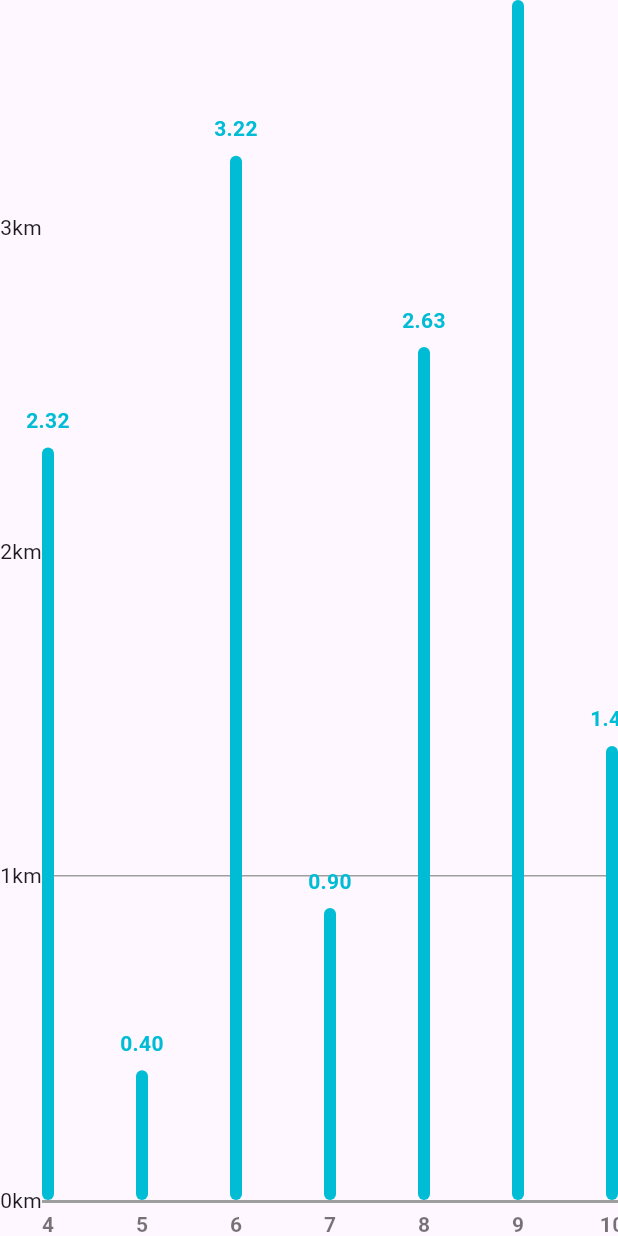
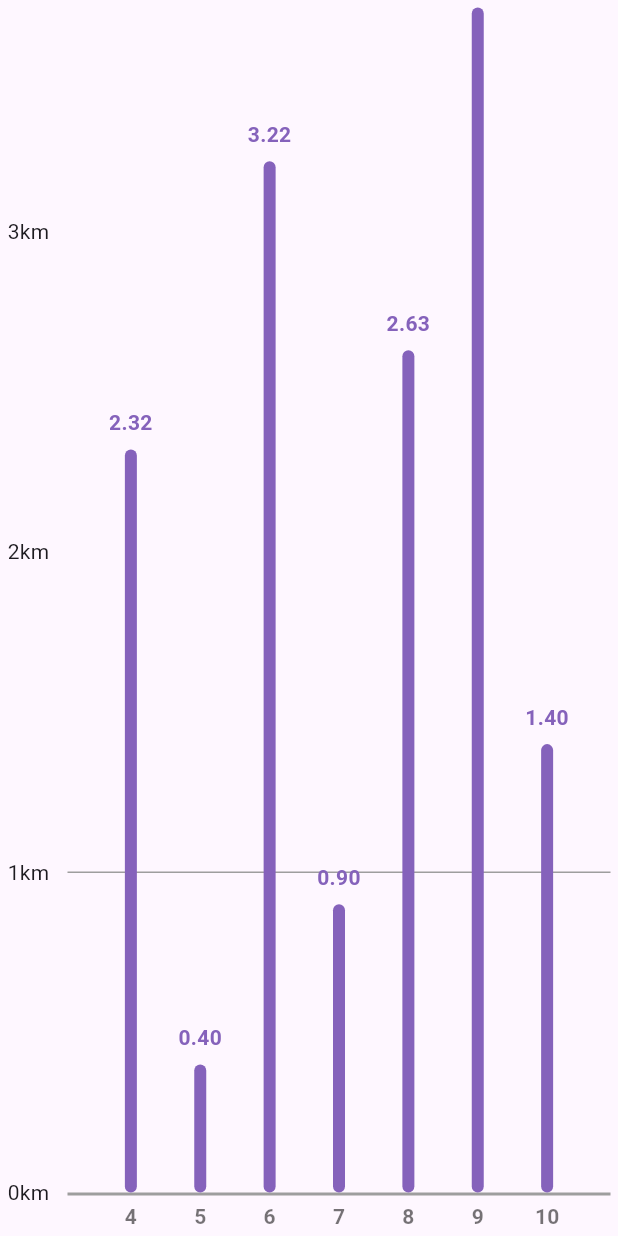
Before and after one commit to YuAnKwon/HealthCare, a Flutter app: the MyBarChart widget shown alone on an empty page, opened directly, on a phone screen of 412 x 824 dp. Run offline on Flutter 3.47's test engine with Material 3 defaults, Android fonts, the phone set to English and light mode, and no system bars; drawn by our look-alikes of fl_chart; our stand-ins replace firebase_core, firebase_messaging, flutter_local_notifications, google_maps_flutter, permission_handler; accounts and stored records are empty; network calls fail.

```diff
--- a/lib/graph/weekly_bar_chart.dart
+++ b/lib/graph/weekly_bar_chart.dart
@@ -1,29 +1,19 @@
 import 'package:fl_chart/fl_chart.dart';
 import 'package:flutter/material.dart';
 
-class BarChartSample3 extends StatefulWidget {
-  const BarChartSample3({super.key});
+class MyBarChart extends StatefulWidget {
+  const MyBarChart({Key? key});
 
   @override
-  State<StatefulWidget> createState() => BarChartSample3State();
+  State<StatefulWidget> createState() => _MyBarChartState();
 }
 
-class BarChartSample3State extends State<BarChartSample3> {
+class _MyBarChartState extends State<MyBarChart> {
   @override
   Widget build(BuildContext context) {
-    return const AspectRatio(
-      aspectRatio: 1.6,
-      child: MyBarChart(),
-    );
-  }
-}
-
-class MyBarChart extends StatelessWidget {
-  const MyBarChart();
-
-  @override
-  Widget build(BuildContext context) {
-    return BarChart(
+    return Padding(
+      padding: const EdgeInsets.all(5.0),
+      child: BarChart(
         BarChartData(
           barTouchData: barTouchData,
           titlesData: titlesData,
@@ -55,13 +45,13 @@
               }
             },
           ),
-            alignment: BarChartAlignment.spaceBetween,
+        ),
       ),
     );
   }
 
   BarTouchData get barTouchData => BarTouchData(
-        enabled: false,
+    enabled: true,
     touchTooltipData: BarTouchTooltipData(
       tooltipBgColor: Colors.transparent,
       tooltipPadding: EdgeInsets.zero,
@@ -75,7 +65,7 @@
         return BarTooltipItem(
           rod.toY.toStringAsFixed(2), // 반올림 없이 소수점 두 자리까지 표시
           const TextStyle(
-                color: Colors.cyan,
+            color: const Color(0xff8562BB),
             fontWeight: FontWeight.bold,
           ),
         );
@@ -134,17 +124,14 @@
     leftTitles: AxisTitles(
       drawBelowEverything: true,
       sideTitles: SideTitles(
-
         showTitles: true,
-            reservedSize: 28,
+        reservedSize: 40,
         interval: 1, // y label 간격
         getTitlesWidget: (double value, TitleMeta meta) {
           if (value == meta.max) {
             return const SizedBox.shrink();
           }
-              return  Text(
-                  '${value.toInt()}km'
-              );
+          return Text('${value.toInt()}km');
         },
       ),
     ),
@@ -156,16 +143,13 @@
     ),
   );
 
-  FlBorderData get borderData => FlBorderData(
-        show: false,
-      );
-
   List<BarChartGroupData> get barGroups => [
     BarChartGroupData(
       x: 0,
       barRods: [
         BarChartRodData(
           toY: 2.32,
+          color: const Color(0xff8562BB),
         )
       ],
       showingTooltipIndicators: [0],
@@ -175,6 +159,7 @@
       barRods: [
         BarChartRodData(
           toY: 0.4,
+          color: const Color(0xff8562BB),
         )
       ],
       showingTooltipIndicators: [0],
@@ -184,6 +169,7 @@
       barRods: [
         BarChartRodData(
           toY: 3.22,
+          color: const Color(0xff8562BB),
         )
       ],
       showingTooltipIndicators: [0],
@@ -193,6 +179,7 @@
       barRods: [
         BarChartRodData(
           toY: 0.9,
+          color: const Color(0xff8562BB),
         )
       ],
       showingTooltipIndicators: [0],
@@ -202,6 +189,7 @@
       barRods: [
         BarChartRodData(
           toY: 2.63,
+          color: const Color(0xff8562BB),
         )
       ],
       showingTooltipIndicators: [0],
@@ -211,6 +199,7 @@
       barRods: [
         BarChartRodData(
           toY: 3.7,
+          color: const Color(0xff8562BB),
         )
       ],
       showingTooltipIndicators: [0],
@@ -220,10 +209,10 @@
       barRods: [
         BarChartRodData(
           toY: 1.4,
+          color: const Color(0xff8562BB),
         )
       ],
       showingTooltipIndicators: [0],
     ),
-
   ];
 }
--- a/lib/network/7days_data.dart
+++ b/lib/network/7days_data.dart
@@ -1,11 +1,11 @@
 class HealthData {
   final String date;
-  final double value;
+  final dynamic value;
 
   HealthData({required this.date, required this.value});
 
   factory HealthData.fromJson(Map<String, dynamic> json, String field) {
-    double value = 0.0;
+    dynamic value;
 
     switch (field) {
       case 'distance':
@@ -24,7 +24,7 @@
         value = json['today_weight'];
         break;
       case 'workout_time':
-        value = json['workout_time'];
+        value = json[field].toString(); // 이동시간 데이터는 문자열로 변환
         break;
       default:
         break;
--- a/lib/network/ApiResource.dart
+++ b/lib/network/ApiResource.dart
@@ -1,3 +1,3 @@
 class ApiResource {
-  static const serverUrl = "https://f2c6-211-184-160-234.ngrok-free.app";
+  static const serverUrl = "https://c257-124-51-172-80.ngrok-free.app";
 }
```
Also changed, not shown: lib/graph/weekly_line_chart.dart (+42 -54 lines), lib/screen/chart_screen.dart (+59 -5 lines). Lines whose indentation alone changed are shown as unchanged.
